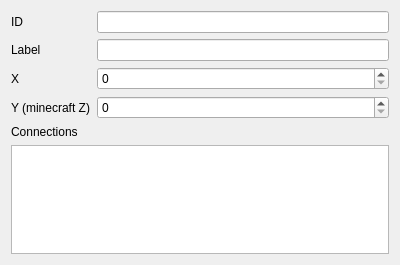
Old version of the form editor_sidewindow.ui in the repository VioletDarkKitty/bilbcraft-routeplanner.
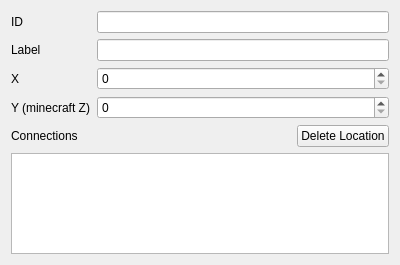
New version of the form.

```diff
--- a/editor_sidewindow.ui
+++ b/editor_sidewindow.ui
@@ -59,11 +59,35 @@
     </layout>
    </item>
    <item>
+    <layout class="QHBoxLayout" name="horizontalLayout">
+     <item>
     <widget class="QLabel" name="label">
      <property name="text">
       <string>Connections</string>
      </property>
     </widget>
+     </item>
+     <item>
+      <spacer name="horizontalSpacer">
+       <property name="orientation">
+        <enum>Qt::Horizontal</enum>
+       </property>
+       <property name="sizeHint" stdset="0">
+        <size>
+         <width>40</width>
+         <height>20</height>
+        </size>
+       </property>
+      </spacer>
+     </item>
+     <item>
+      <widget class="QPushButton" name="delete_location">
+       <property name="text">
+        <string>Delete Location</string>
+       </property>
+      </widget>
+     </item>
+    </layout>
    </item>
    <item>
     <widget class="QListWidget" name="connections_list"/>
```
Lines whose indentation alone changed are shown as unchanged.
